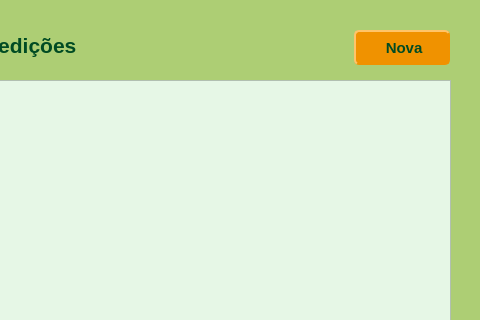
Qt form Gestao_de_stock/expedicao.ui (DiFreixo/Projeto_Gestao_de_Stock_e_Encomendas) before a commit; both pictures show x 530 to 1010 and y 0 to 320 of the 1010 by 671 pixel window.
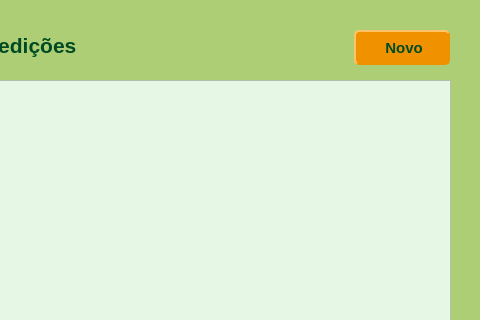
The same form after that commit. The open tabs and pages were chosen to show the change. Icons and pictures are not drawn.

Patch:
```diff
--- a/Gestao_de_stock/expedicao.ui
+++ b/Gestao_de_stock/expedicao.ui
@@ -137,7 +137,7 @@
 	border-radius: 5px;</string>
      </property>
      <property name="text">
-      <string> Nova</string>
+      <string> Novo</string>
      </property>
      <property name="icon">
       <iconset resource="imagens.qrc">
```
Left out of the diff: 2 changed lines with no effect on the pictures.
